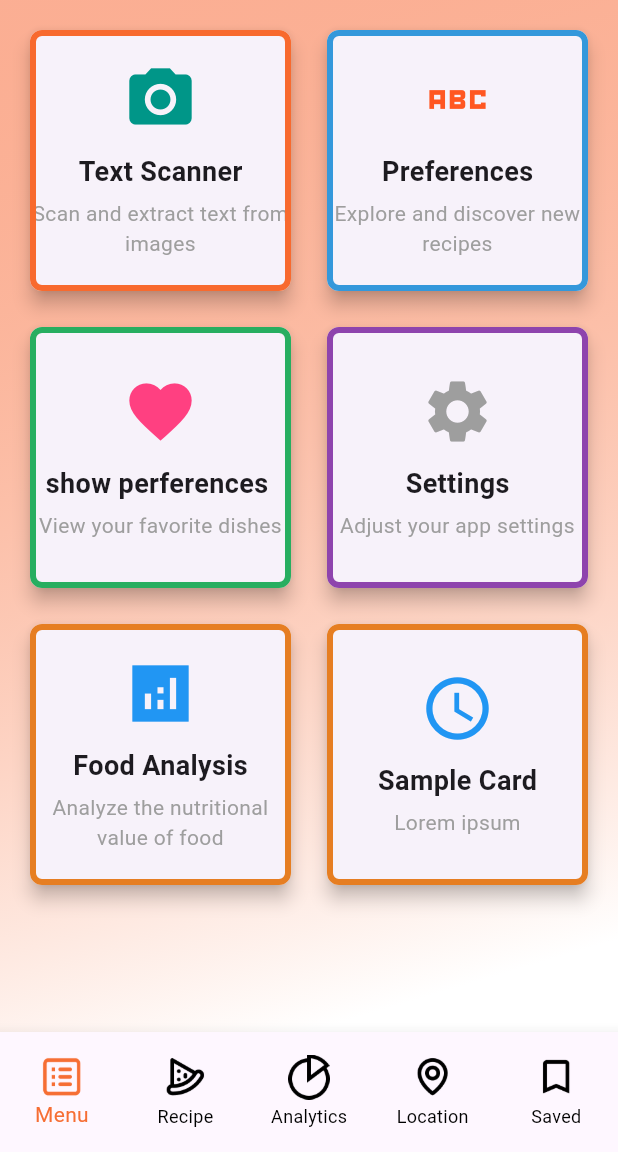
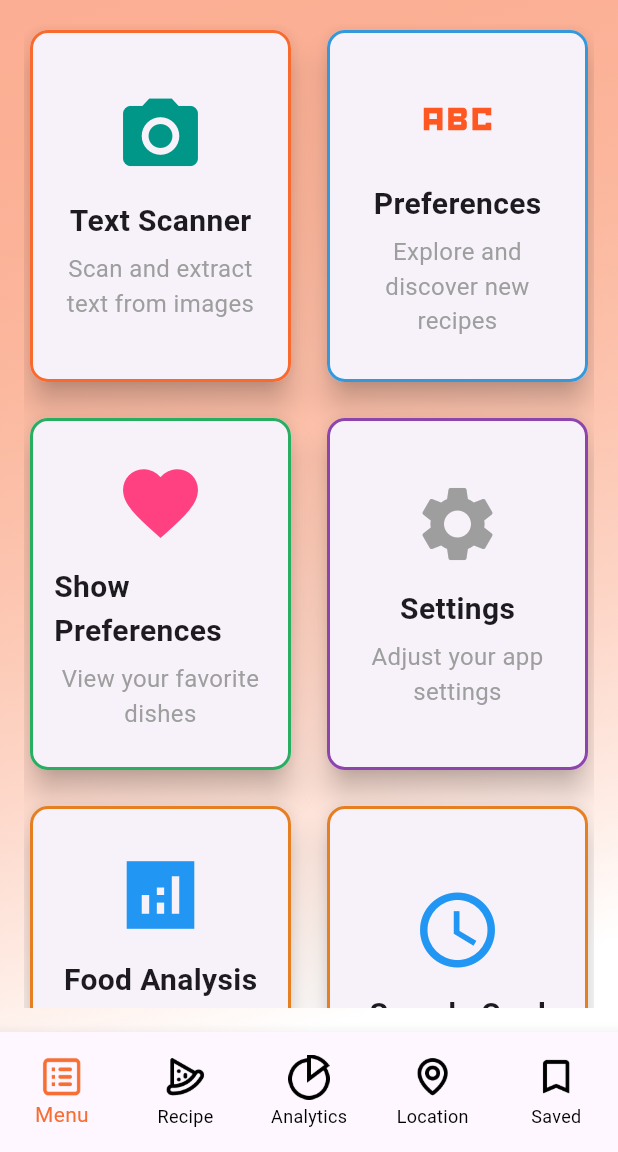
Before and after one commit to IT22353948/EatBetter, a Flutter app: the screen it shows once a user with an empty profile is signed in, on a phone screen of 412 x 824 dp, the part 84-1236 px from its top. Run offline on Flutter 3.47's test engine with Material 3 defaults, Android fonts, the phone set to English and light mode, and no system bars; our stand-ins replace cloud_firestore, connectivity_plus, custom_rating_bar, dash_chat_2, firebase_auth, firebase_core and 9 more; missing offline and left inert: google_mlkit_text_recognition; accounts and stored records are empty.

Commit message:
feat/Designing homepage

```diff
--- a/lib/pages/home_page.dart
+++ b/lib/pages/home_page.dart
@@ -61,12 +61,12 @@ class HomePage extends StatelessWidget {
             ],
           ),
         ),
-
         padding: const EdgeInsets.all(16.0),
         child: GridView.count(
           crossAxisCount: 2,
           crossAxisSpacing: 16,
           mainAxisSpacing: 16,
+          childAspectRatio: 0.75, // Adjust aspect ratio for card size
           children: [
             _buildNavigationCard(
               context,
@@ -88,10 +88,10 @@ class HomePage extends StatelessWidget {
             ),
             _buildNavigationCard(
               context,
-              'show perferences ',
+              'Show Preferences',
               'View your favorite dishes',
               Icons.favorite,
-              const SuggestionsPage(extractedText: '',), // Replace with the actual Favorites screen
+              const SuggestionsPage(extractedText: ''), // Replace with the actual Favorites screen
               Colors.pinkAccent, // Icon color
               Color(0xFF27AE60), // Card border color
             ),
@@ -139,45 +139,49 @@ class HomePage extends StatelessWidget {
   ) {
     return Card(
       shape: RoundedRectangleBorder(
-        side: BorderSide(color: borderColor, width: 4), // Custom card border color
-        borderRadius: BorderRadius.circular(8.0),
+        side: BorderSide(color: borderColor, width: 2), // Custom card border color
+        borderRadius: BorderRadius.circular(12.0), // Slightly rounded corners
       ),
-      elevation: 5,
+      elevation: 8, // Increased elevation for better shadow
       child: InkWell(
+        borderRadius: BorderRadius.circular(12.0), // Matching border radius
         onTap: () {
           Navigator.push(
             context,
             MaterialPageRoute(builder: (context) => destination),
           );
         },
+        child: Padding(
+          padding: const EdgeInsets.all(16.0), // Added padding inside card
           child: Column(
             mainAxisAlignment: MainAxisAlignment.center,
             children: [
               Icon(
                 icon,
-              size: 50,
+                size: 60, // Slightly larger icon
                 color: iconColor, // Custom icon color
               ),
-            const SizedBox(height: 10),
+              const SizedBox(height: 12), // Increased spacing
               Text(
                 title,
                 style: const TextStyle(
-                fontSize: 18,
+                  fontSize: 20, // Larger title text
                   fontWeight: FontWeight.bold,
                 ),
               ),
-            const SizedBox(height: 5),
+              const SizedBox(height: 6),
               Text(
                 subtitle,
                 textAlign: TextAlign.center,
                 style: const TextStyle(
-                fontSize: 14,
+                  fontSize: 16, // Larger subtitle text
                   color: Colors.grey,
                 ),
               ),
             ],
           ),
         ),
+      ),
     );
   }
 }
```
Lines whose indentation alone changed are shown as unchanged.
